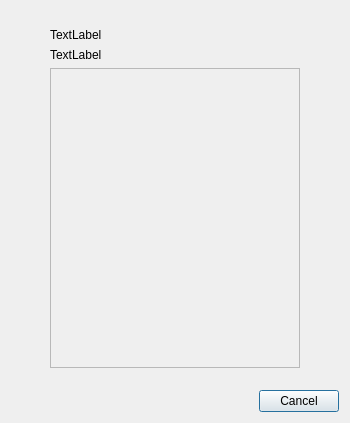
Qt form ui/list-account-repos-dialog.ui (haiwen/seafile-client) before a commit.
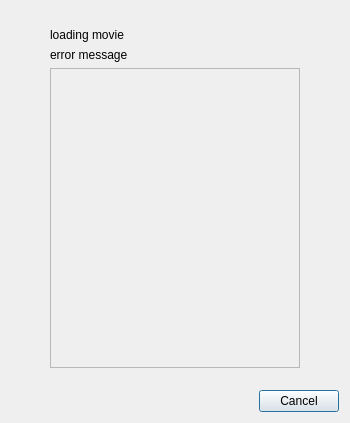
The same form after that commit.

Commit message: use form layout in login dialog

The edit to the form file:
```diff
--- a/ui/list-account-repos-dialog.ui
+++ b/ui/list-account-repos-dialog.ui
@@ -53,14 +53,20 @@
        <item>
         <widget class="QLabel" name="mLoadingMovie">
          <property name="text">
-          <string>TextLabel</string>
+          <string>loading movie</string>
+         </property>
+         <property name="wordWrap">
+          <bool>false</bool>
          </property>
         </widget>
        </item>
        <item>
         <widget class="QLabel" name="mErrorText">
          <property name="text">
-          <string>TextLabel</string>
+          <string>error message</string>
+         </property>
+         <property name="wordWrap">
+          <bool>true</bool>
          </property>
         </widget>
        </item>
```
Left out of the diff: 17 changed lines with no effect on the pictures. The commit also changes 3 other files.
